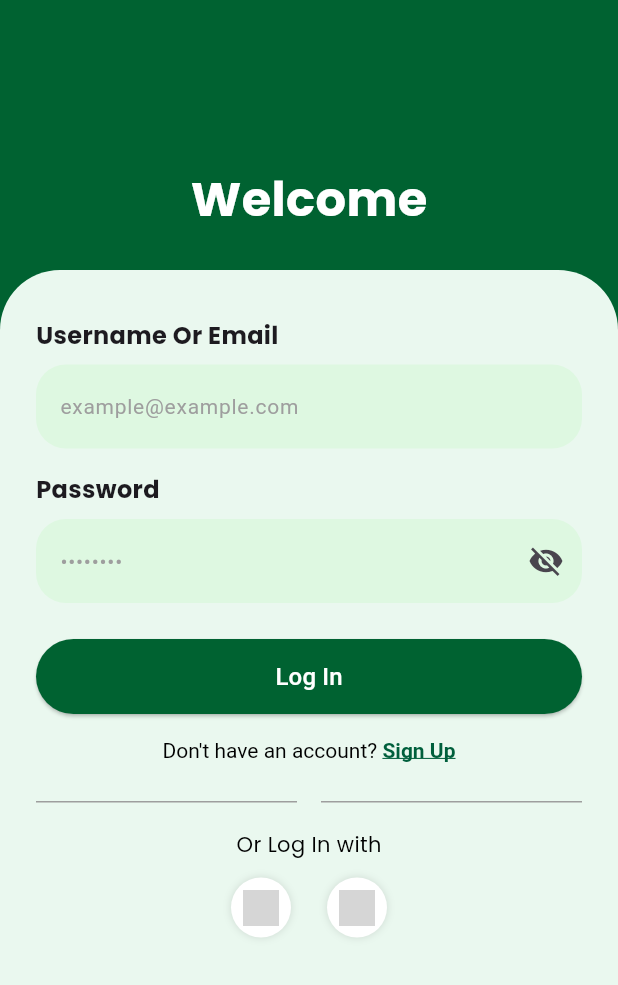
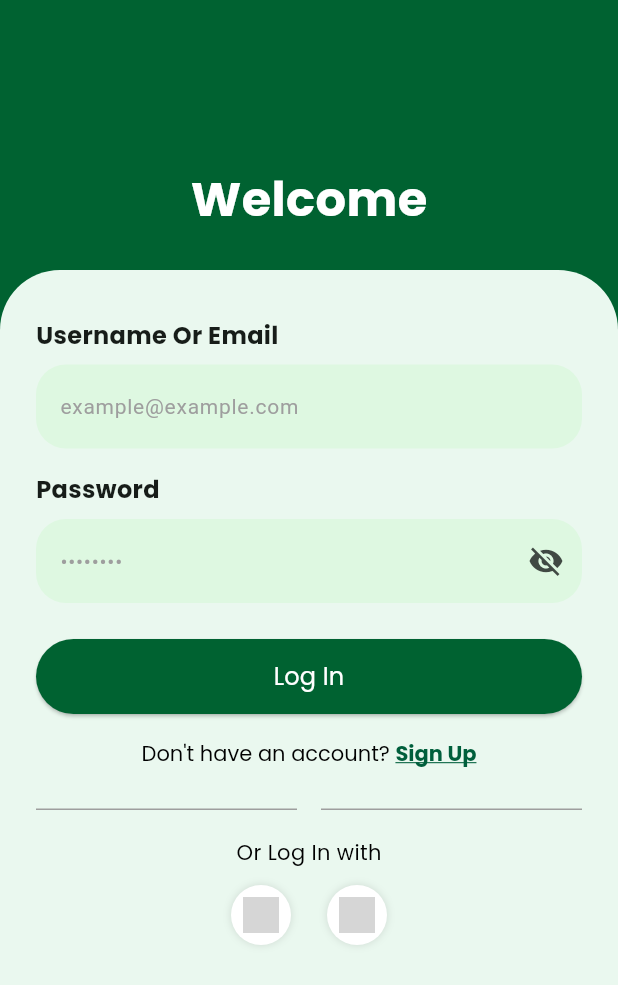
Before and after one commit to jarelltamonte/limitly, a Flutter app: the screen it shows after launch, after a tap on "Log In", on a phone screen of 412 x 824 dp. Shown: the top 985 px of the screen. Run offline on Flutter 3.47's test engine with Material 3 defaults, Android fonts, the phone set to English and light mode, and no system bars; network calls fail; grey boxes are pictures that could not be loaded.

Commit message:
buttons and fonts changes

```diff
--- a/lib/intro.dart
+++ b/lib/intro.dart
@@ -7,10 +7,19 @@ class IntroPage extends StatelessWidget {
 
   @override
   Widget build(BuildContext context) {
+    final size = MediaQuery.of(context).size;
+    final maxWidth = size.width > 500 ? 500.0 : size.width;
+    final maxHeight = size.height > 900 ? 900.0 : size.height;
     return Scaffold(
       backgroundColor: Colors.white,
       body: SafeArea(
         child: Center(
+          child: Container(
+            constraints: BoxConstraints(
+              maxWidth: maxWidth,
+              maxHeight: maxHeight,
+            ),
+            margin: const EdgeInsets.symmetric(horizontal: 24, vertical: 16),
             child: Column(
               mainAxisAlignment: MainAxisAlignment.center,
               children: [
@@ -29,14 +38,14 @@ class IntroPage extends StatelessWidget {
                     fontFamily: 'Poppins',
                     fontSize: 32,
                     fontWeight: FontWeight.bold,
-                  color: Color(0xFF005F3C),
+                    color: Color(0xFF006231),
                     letterSpacing: 2,
                   ),
                 ),
                 const SizedBox(height: 48),
                 // Buttons
                 SizedBox(
-                width: 220,
+                  width: double.infinity,
                   child: Column(
                     children: [
                       SizedBox(
@@ -103,6 +112,19 @@ class IntroPage extends StatelessWidget {
             ),
           ),
         ),
+      ),
+      bottomNavigationBar: const Padding(
+        padding: EdgeInsets.only(bottom: 12.0),
+        child: Text(
+          '© 2025',
+          textAlign: TextAlign.center,
+          style: TextStyle(
+            color: Colors.black,
+            fontSize: 14,
+            fontFamily: 'Poppins',
+          ),
+        ),
+      ),
     );
   }
 }
--- a/lib/login_page.dart
+++ b/lib/login_page.dart
@@ -133,6 +133,7 @@ class _LoginPageState extends State<LoginPage> {
                           style: TextStyle(
                             fontSize: 16,
                             color: Colors.white,
+                            fontFamily: 'Poppins',
                           ),
                         ),
                       ),
@@ -143,15 +144,19 @@ class _LoginPageState extends State<LoginPage> {
                         children: [
                           RichText(
                             text: TextSpan(
-                              style: const TextStyle(color: Colors.black),
+                              style: const TextStyle(color: Colors.black, fontFamily: 'Poppins'),
                               children: [
-                                const TextSpan(text: "Don't have an account? "),
+                                const TextSpan(
+                                  text: "Don't have an account? ",
+                                  style: TextStyle(fontFamily: 'Poppins'),
+                                ),
                                 TextSpan(
                                   text: 'Sign Up',
                                   style: const TextStyle(
                                     decoration: TextDecoration.underline,
                                     color: Color(0xFF005F3C),
                                     fontWeight: FontWeight.bold,
+                                    fontFamily: 'Poppins',
                                   ),
                                   recognizer: TapGestureRecognizer()
                                     ..onTap = () {
--- a/lib/main.dart
+++ b/lib/main.dart
@@ -16,7 +16,7 @@ class MyApp extends StatelessWidget {
       debugShowCheckedModeBanner: false,
       title: 'Limitly Development',
       theme: ThemeData(
-        colorScheme: ColorScheme.fromSeed(seedColor: Colors.deepPurple),
+        colorScheme: ColorScheme.fromSeed(seedColor: const Color.fromARGB(255, 13, 100, 70)),
         useMaterial3: true,
       ),
       home: const IntroPage(),
```
Lines whose indentation alone changed are shown as unchanged.
